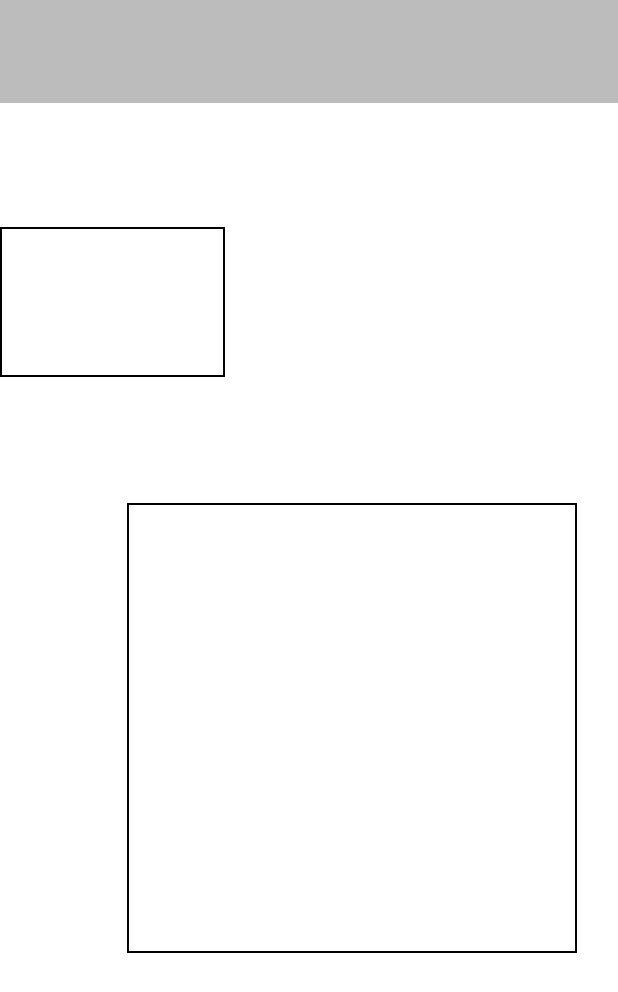
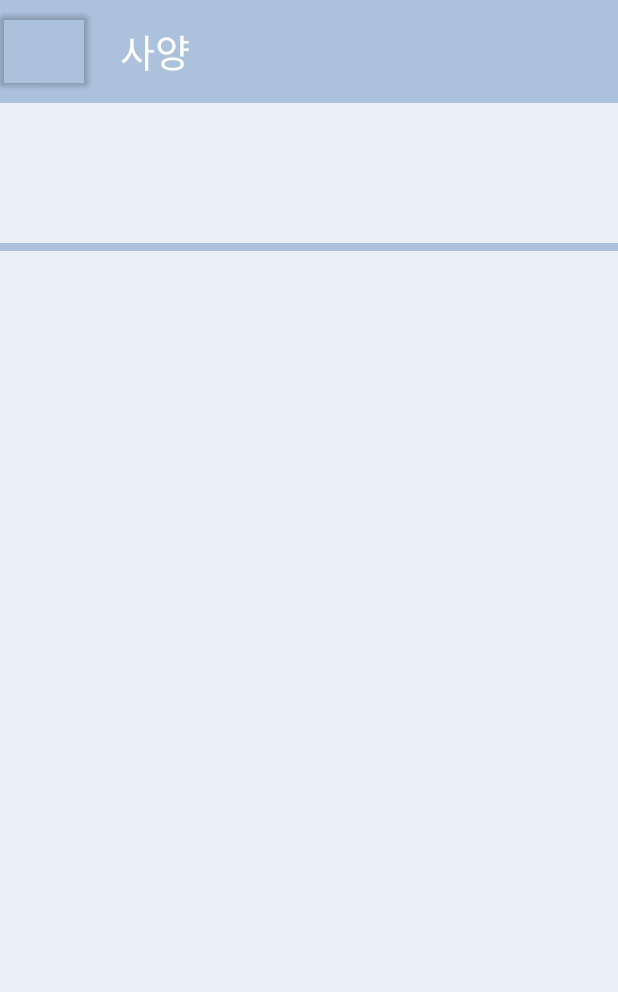
Before and after one commit to roncan1/Appjam_Inigma, an Android app: the layout activity_memo.xml on its own in the app's theme, with its tools: preview values and no code run, on a phone screen of 412 x 824 dp. Shown: the top 992 px of the screen. Run offline under Robolectric (Android 15) with nearby library versions, the phone set to English and light mode, and no system bars.

Commit message:
memoAvtivity Base

```diff
--- a/app/src/main/java/com/inigma/appjaminigma/MemoActivity.java
+++ b/app/src/main/java/com/inigma/appjaminigma/MemoActivity.java
@@ -8,16 +8,10 @@ import androidx.appcompat.app.AppCompatActivity;
 
 public class MemoActivity extends AppCompatActivity {
 
-    TextView titleText; //주제 textView
-    EditText customText; //설명 editText
-
     @Override
     protected void onCreate(Bundle savedInstanceState) {
         super.onCreate(savedInstanceState);
         setContentView(R.layout.activity_memo); //출
 
-        //텍스트뷰에 텍스트가 출력되게끔하기
-        titleText = (TextView)findViewById(R.id.showText);
-        customText = (EditText)findViewById(R.id.makeText);
     }
 }
--- a/app/src/main/res/layout/activity_memo.xml
+++ b/app/src/main/res/layout/activity_memo.xml
@@ -1,60 +1,51 @@
 <?xml version="1.0" encoding="utf-8"?>
 <LinearLayout xmlns:android="http://schemas.android.com/apk/res/android"
+    xmlns:app="http://schemas.android.com/apk/res-auto"
     android:layout_width="match_parent"
     android:layout_height="match_parent"
     xmlns:tools="http://schemas.android.com/tools"
-    xmlns:app="http://schemas.android.com/apk/res-auto"
-    tools:context=".MemoActivity"
+    tools:context=".MindMapActivity"
     android:orientation="vertical">
 
     <LinearLayout
         android:layout_width="match_parent"
         android:layout_height="match_parent"
         android:layout_weight="11"
-        android:orientation="horizontal"
-        android:background="#BCBCBC">
+        android:background="#ACC1DC"
+        android:gravity="left|center"
+        android:orientation="horizontal">
+
+        <Button
+            android:layout_width="60dp"
+            android:layout_height="60dp"
+            android:backgroundTint="#00ffffff" />
+
+        <TextView
+            android:id="@+id/TV_title"
+            android:layout_width="wrap_content"
+            android:layout_height="wrap_content"
+            android:text="사양"
+            android:textSize="25dp"
+            android:textColor="#ffffff"
+            android:layout_marginLeft="20dp"/>
     </LinearLayout>
 
-    <LinearLayout
+    <androidx.constraintlayout.widget.ConstraintLayout
         android:layout_width="match_parent"
         android:layout_height="match_parent"
-        android:layout_weight="1">
+        android:layout_weight="1"
+        android:background="#EAEFF6">
 
-        <androidx.constraintlayout.widget.ConstraintLayout
+        <View
             android:layout_width="match_parent"
-            android:layout_height="match_parent">
-
-            <TextView
-                android:layout_width="150dp"
-                android:layout_height="100dp"
-                app:layout_constraintBottom_toBottomOf="parent"
-                app:layout_constraintEnd_toEndOf="parent"
-                app:layout_constraintHorizontal_bias="0.0"
-                app:layout_constraintStart_toStartOf="parent"
-                app:layout_constraintTop_toTopOf="parent"
-                app:layout_constraintVertical_bias="0.126"
-                android:background="@drawable/texts_round_colors"
-                android:textColor="@color/black"
-                android:textSize="20sp"
-                android:id="@+id/showText" />
-
-            <EditText
-                android:layout_width="300dp"
-                android:layout_height="300dp"
-                app:layout_constraintBottom_toBottomOf="parent"
-                app:layout_constraintEnd_toEndOf="parent"
-                app:layout_constraintHorizontal_bias="0.756"
-                app:layout_constraintStart_toStartOf="parent"
-                app:layout_constraintTop_toTopOf="parent"
-                app:layout_constraintVertical_bias="0.586"
-                android:background="@drawable/texts_round_colors"
-                android:textColor="@color/black"
-                android:textSize="18sp"
-                android:id="@+id/makeText"/>
-
-
-        </androidx.constraintlayout.widget.ConstraintLayout>
-
-    </LinearLayout>
+            android:layout_height="5dp"
+            android:background="#ACC1DC"
+            app:layout_constraintBottom_toBottomOf="parent"
+            app:layout_constraintEnd_toEndOf="parent"
+            app:layout_constraintHorizontal_bias="0.0"
+            app:layout_constraintStart_toStartOf="parent"
+            app:layout_constraintTop_toTopOf="parent"
+            app:layout_constraintVertical_bias="0.124" />
+    </androidx.constraintlayout.widget.ConstraintLayout>
 
 </LinearLayout>
```
